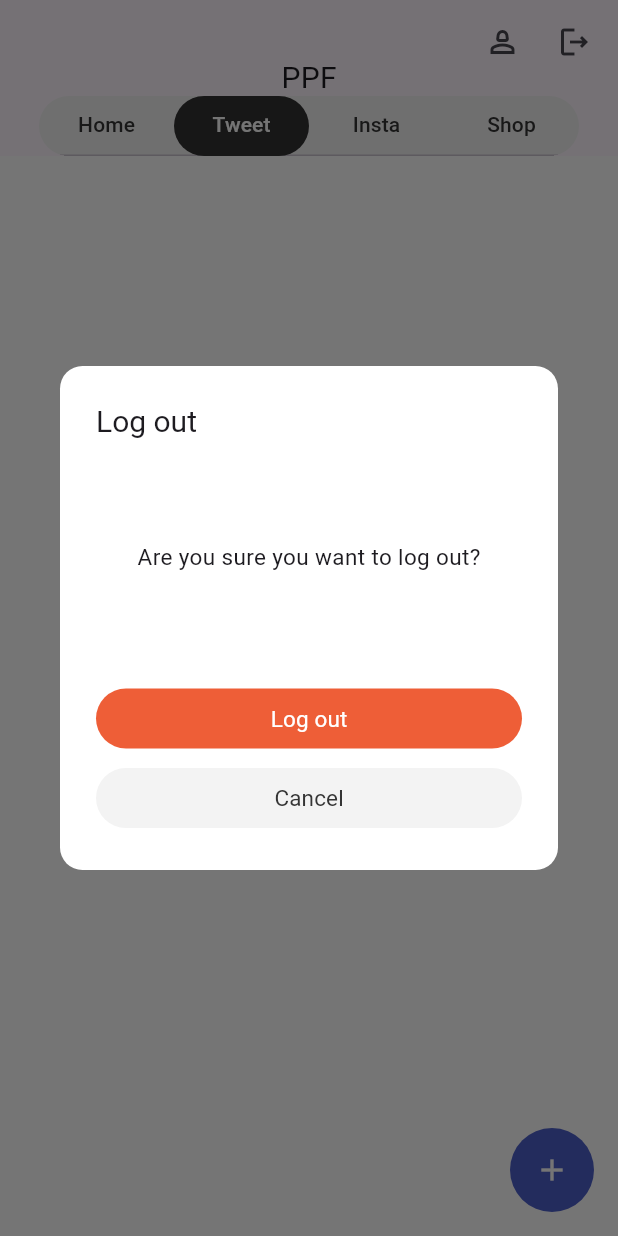
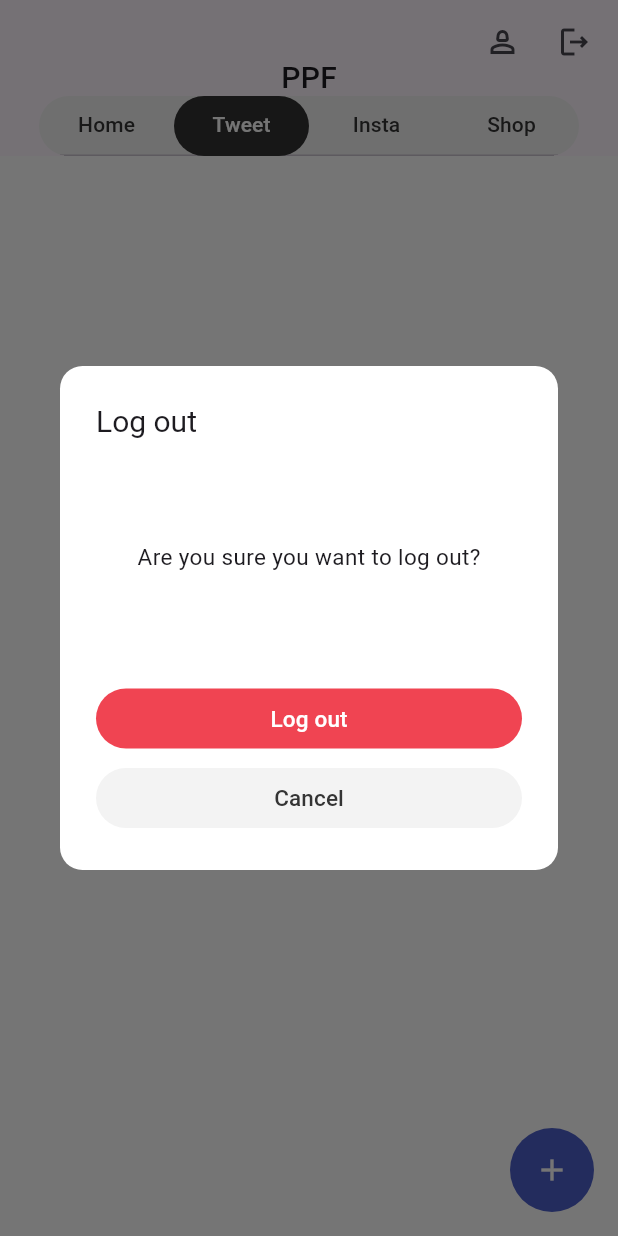
Before and after one commit to haribo09876/portfolioprojectflutter, a Flutter app: the MainPage screen opened by its route, tab 2 chosen, after a tap on the "logout" icon, on a phone screen of 412 x 824 dp. Run offline on Flutter 3.47's test engine with Material 3 defaults, Android fonts, the phone set to English and light mode, and no system bars; our stand-ins replace flutter_dotenv, geolocator, image_picker, shared_preferences, syncfusion_flutter_charts, syncfusion_flutter_datepicker and 1 more; missing offline and left inert: flutter_osm_plugin, get_ip_address, openvpn_flutter, word_cloud; accounts and stored records are empty; network calls fail; key blocks and very long unbroken strings in the code were emptied for the run.

Commit message:
20250322
by KYW

```diff
--- a/lib/pages/homePage.dart
+++ b/lib/pages/homePage.dart
@@ -24,55 +24,55 @@ class HomePage extends StatelessWidget {
                         shape: RoundedRectangleBorder(
                           borderRadius: BorderRadius.circular(15),
                         ),
-                        color: Color(0xFF44558C8),
+                        color: Color.fromARGB(255, 255, 255, 255),
                         child: Container(
                           width: 360,
                           padding: const EdgeInsets.all(15.0),
                           child: Column(
                             mainAxisAlignment: MainAxisAlignment.center,
                             children: [
-                              SizedBox(height: 10),
                               Text(
                                 weatherService.city,
                                 style: TextStyle(
                                   fontSize: 40,
-                                  fontWeight: FontWeight.w400,
-                                  color: Colors.white,
+                                  fontWeight: FontWeight.w500,
+                                  color: Colors.grey[700],
                                 ),
                               ),
                               SizedBox(height: 15),
                               Icon(
                                 _getWeatherIcon(weatherService.currentWeather),
-                                size: 120,
-                                color: Colors.white,
+                                size: 100,
+                                color: Colors.grey[700],
                               ),
-                              SizedBox(height: 20),
+                              SizedBox(height: 15),
                               Text(
                                 weatherService.currentWeather,
                                 style: TextStyle(
                                   fontSize: 30,
-                                  fontWeight: FontWeight.w400,
-                                  color: Colors.white,
+                                  fontWeight: FontWeight.w500,
+                                  color: Colors.grey[700],
                                 ),
                               ),
                               Text(
                                 '${(weatherService.currentTemp - 273.15).toStringAsFixed(1)} °C',
                                 style: TextStyle(
                                   fontSize: 30,
-                                  fontWeight: FontWeight.w400,
-                                  color: Colors.white,
+                                  fontWeight: FontWeight.w500,
+                                  color: Colors.grey[700],
                                 ),
                               ),
+                              SizedBox(height: 15),
                               Container(
-                                height: 180,
+                                height: 150,
                                 child: ListView.builder(
                                   scrollDirection: Axis.horizontal,
                                   itemCount: weatherService.days.length,
                                   itemBuilder: (context, index) {
                                     final day = weatherService.days[index];
                                     return Container(
-                                      width:
-                                          MediaQuery.of(context).size.width / 5,
+                                      width: MediaQuery.of(context).size.width /
+                                          5.4,
                                       alignment: Alignment.center,
                                       child: Column(
                                         mainAxisAlignment:
@@ -82,39 +82,39 @@ class HomePage extends StatelessWidget {
                                             _getWeatherIcon(
                                                 day['weather'][0]['main']),
                                             size: 45,
-                                            color: Colors.white,
+                                            color: Colors.grey[700],
                                           ),
                                           SizedBox(height: 5),
                                           Text(
                                             day['weather'][0]['main'],
                                             style: TextStyle(
                                               fontSize: 15,
-                                              fontWeight: FontWeight.w400,
-                                              color: Colors.white,
+                                              fontWeight: FontWeight.w500,
+                                              color: Colors.grey[700],
                                             ),
                                           ),
                                           Text(
                                             '${(day['main']['temp'] - 273.15).toStringAsFixed(1)} °C',
                                             style: TextStyle(
                                               fontSize: 15,
-                                              fontWeight: FontWeight.w400,
-                                              color: Colors.white,
+                                              fontWeight: FontWeight.w500,
+                                              color: Colors.grey[700],
                                             ),
                                           ),
                                           Text(
                                             '${day['dt_txt'].substring(5, 7)}/${day['dt_txt'].substring(8, 10)}',
                                             style: TextStyle(
                                               fontSize: 15,
-                                              fontWeight: FontWeight.w400,
-                                              color: Colors.white,
+                                              fontWeight: FontWeight.w500,
+                                              color: Colors.grey[700],
                                             ),
                                           ),
                                           Text(
                                             '${(DateTime.parse(day['dt_txt']).hour + 9) % 24} 시',
                                             style: TextStyle(
                                               fontSize: 15,
-                                              fontWeight: FontWeight.w400,
-                                              color: Colors.white,
+                                              fontWeight: FontWeight.w500,
+                                              color: Colors.grey[700],
                                             ),
                                           ),
                                         ],
@@ -128,13 +128,12 @@ class HomePage extends StatelessWidget {
                         ),
                       ),
                     ),
-                    SizedBox(height: 15),
                     SizedBox(
                       width: 360,
-                      child: Row(
-                        mainAxisAlignment: MainAxisAlignment.spaceEvenly,
+                      child: Column(
                         children: [
-                          Expanded(
+                          SizedBox(
+                            width: 360,
                             child: ElevatedButton(
                               onPressed: () async {
                                 await vpnService.connect();
@@ -144,21 +143,22 @@ class HomePage extends StatelessWidget {
                                 shape: RoundedRectangleBorder(
                                   borderRadius: BorderRadius.circular(50),
                                 ),
-                                backgroundColor: Color(0xFF44558C8),
+                                backgroundColor: Color(0xFF12AC79),
                                 elevation: 0,
                               ),
                               child: Text(
                                 'Start VPN',
                                 style: TextStyle(
                                   fontSize: 20,
-                                  fontWeight: FontWeight.w400,
+                                  fontWeight: FontWeight.w500,
                                   color: Colors.white,
                                 ),
                               ),
                             ),
                           ),
-                          SizedBox(width: 10),
-                          Expanded(
+                          SizedBox(height: 15),
+                          SizedBox(
+                            width: 360,
                             child: ElevatedButton(
                               onPressed: () {
                                 vpnService.disconnect();
@@ -168,14 +168,14 @@ class HomePage extends StatelessWidget {
                                 shape: RoundedRectangleBorder(
                                   borderRadius: BorderRadius.circular(50),
                                 ),
-                                backgroundColor: Color(0xFFEE5E37),
+                                backgroundColor: Color(0xFFF04452),
                                 elevation: 0,
                               ),
                               child: Text(
                                 'Stop VPN',
                                 style: TextStyle(
                                   fontSize: 20,
-                                  fontWeight: FontWeight.w400,
+                                  fontWeight: FontWeight.w500,
                                   color: Colors.white,
                                 ),
                               ),
--- a/lib/pages/mainPage.dart
+++ b/lib/pages/mainPage.dart
@@ -34,6 +34,7 @@ class _MainPageState extends State<MainPage> {
               'PPF',
               style: TextStyle(
                 fontSize: 20,
+                fontWeight: FontWeight.w500,
               ),
             ),
           ),
@@ -109,7 +110,6 @@ class _MainPageState extends State<MainPage> {
                                 'Are you sure you want to log out?',
                                 style: TextStyle(
                                   fontSize: 15,
-                                  fontWeight: FontWeight.w400,
                                 ),
                               ),
                             ),
@@ -117,7 +117,7 @@ class _MainPageState extends State<MainPage> {
                           actions: [
                             ElevatedButton(
                               style: ElevatedButton.styleFrom(
-                                backgroundColor: Color(0xFFEE5E37),
+                                backgroundColor: Color(0xFFF04452),
                                 elevation: 0,
                                 shape: RoundedRectangleBorder(
                                   borderRadius: BorderRadius.circular(50),
@@ -133,7 +133,7 @@ class _MainPageState extends State<MainPage> {
                                     'Log out',
                                     style: TextStyle(
                                       fontSize: 15,
-                                      fontWeight: FontWeight.w400,
+                                      fontWeight: FontWeight.w500,
                                       color: Colors.white,
                                     ),
                                   ),
@@ -160,7 +160,7 @@ class _MainPageState extends State<MainPage> {
                                     'Cancel',
                                     style: TextStyle(
                                       fontSize: 15,
-                                      fontWeight: FontWeight.w400,
+                                      fontWeight: FontWeight.w500,
                                       color: Color.fromRGBO(52, 52, 52, 52),
                                     ),
                                   ),
--- a/lib/pages/signupPage.dart
+++ b/lib/pages/signupPage.dart
@@ -319,11 +319,12 @@ class _SignupPageState extends State<SignupPage> {
                                   'Sign up',
                                   style: TextStyle(
                                       fontSize: 15,
-                                      fontWeight: FontWeight.w400,
+                                      fontWeight: FontWeight.w500,
                                       color: Colors.white),
                                 ),
                           style: ElevatedButton.styleFrom(
-                            backgroundColor: Color(0xff4558C8),
+                            backgroundColor: Color(0xff4A7FF7),
+                            elevation: 0,
                             padding: EdgeInsets.symmetric(
                                 horizontal: 30, vertical: 15),
                             shape: RoundedRectangleBorder(
```
Also changed, not shown: lib/pages/instaPage.dart (+5 -3 lines), lib/pages/introPage.dart (+5 -4 lines), lib/pages/loginPage.dart (+4 -3 lines), lib/pages/shopPage.dart (+11 -11 lines), lib/pages/tweetPage.dart (+40 -26 lines), lib/pages/userPage.dart (+70 -46 lines), 4 other files.
